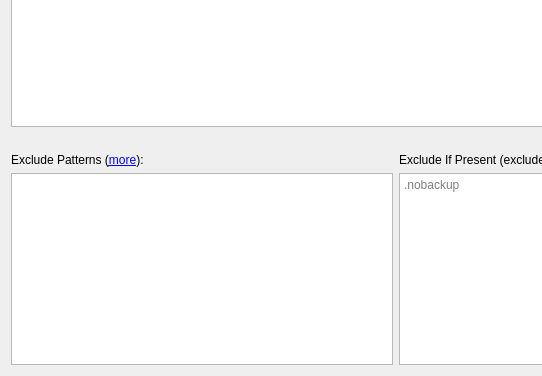
Old version of the form src/vorta/assets/UI/sourcetab.ui in the repository borgbase/vorta; both pictures show x 0 to 542 and y 121 to 497 of the 791 by 497 pixel window.
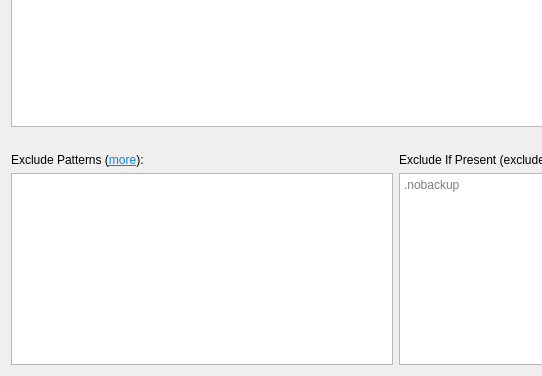
New version of the form.

Commit message:
Proper dark style support and removal of style hacks (#475)
* Remove qtdarkstyle and custom fusion style.
* Support instant changes from light to dark style
* Adjust SVG icon colors on-the-fly, adjust to dark theme in real time (macOS)
* Add OS-independent dark mode detection. Fix QToolbox style after theme changes.
* Remove some unnecessary style options, like `uses_light_icon` and `use_dark_style`.

Patch:
```diff
--- a/src/vorta/assets/UI/sourcetab.ui
+++ b/src/vorta/assets/UI/sourcetab.ui
@@ -74,7 +74,7 @@
      <item row="0" column="0">
       <widget class="QLabel" name="label">
        <property name="text">
-        <string>&lt;html&gt;&lt;head/&gt;&lt;body&gt;&lt;p&gt;Exclude Patterns (&lt;a href=&quot;https://borgbackup.readthedocs.io/en/stable/usage/help.html#borg-help-patterns&quot;&gt;&lt;span style=&quot; text-decoration: underline; color:#0000ff;&quot;&gt;more&lt;/span&gt;&lt;/a&gt;):&lt;/p&gt;&lt;/body&gt;&lt;/html&gt;</string>
+        <string>&lt;html&gt;&lt;head/&gt;&lt;body&gt;&lt;p&gt;Exclude Patterns (&lt;a href=&quot;https://borgbackup.readthedocs.io/en/stable/usage/help.html#borg-help-patterns&quot;&gt;&lt;span style=&quot; text-decoration: underline; color:#0984e3;&quot;&gt;more&lt;/span&gt;&lt;/a&gt;):&lt;/p&gt;&lt;/body&gt;&lt;/html&gt;</string>
        </property>
        <property name="openExternalLinks">
         <bool>true</bool>
```
The commit also changes 64 other files.
